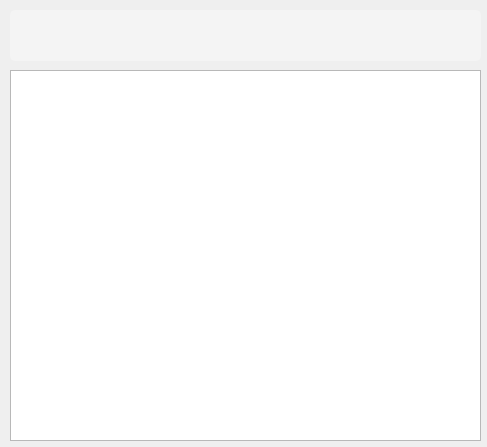
First picture: the form in SyaringanWidget.ui, repository SundaySSSSS/Syaringan, before the edit.
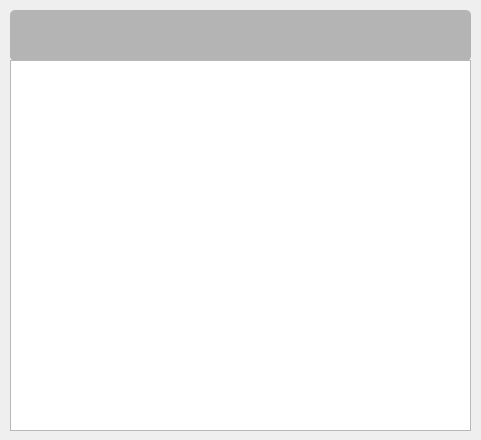
Second picture: the form after the edit.

Commit message: make the form transparent

Diff of the .ui file:
```diff
--- a/SyaringanWidget.ui
+++ b/SyaringanWidget.ui
@@ -6,19 +6,22 @@
    <rect>
     <x>0</x>
     <y>0</y>
-    <width>487</width>
-    <height>447</height>
+    <width>481</width>
+    <height>440</height>
    </rect>
   </property>
   <property name="windowTitle">
    <string>SyaringanWidget</string>
   </property>
+  <property name="autoFillBackground">
+   <bool>false</bool>
+  </property>
   <widget class="QLineEdit" name="lineEditInput">
    <property name="geometry">
     <rect>
      <x>10</x>
      <y>10</y>
-     <width>471</width>
+     <width>461</width>
      <height>51</height>
     </rect>
    </property>
@@ -32,7 +35,7 @@
     <string notr="true">QLineEdit
 {
 	border:none;
-	background-color: rgb(244, 244, 244);
+	background-color: rgb(180, 180, 180);
     border-top-right-radius:5px;
 	border-bottom-right-radius:5px;
 	border-top-left-radius:5px;
@@ -44,8 +47,8 @@
    <property name="geometry">
     <rect>
      <x>10</x>
-     <y>70</y>
-     <width>471</width>
+     <y>60</y>
+     <width>461</width>
      <height>371</height>
     </rect>
    </property>
```
The commit also changes 1 other file.
